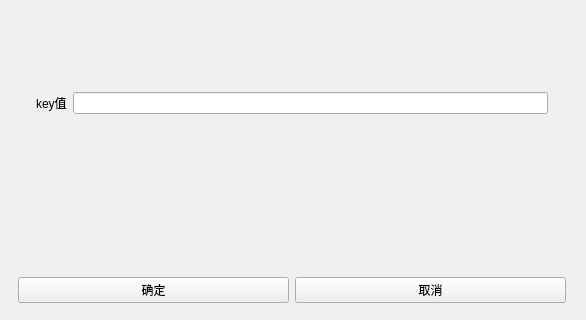
Old version of the form menucontent.ui in the repository sjz207/weixinAssistant; both pictures show x 0 to 586 and y 268 to 588 of the 586 by 588 pixel window.
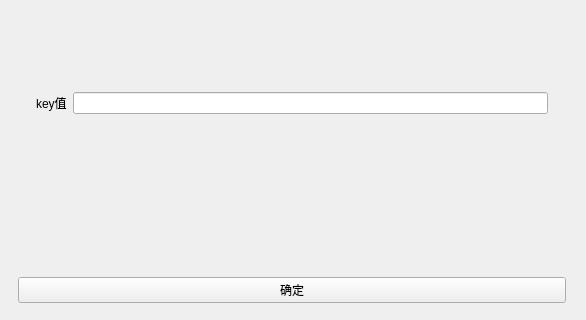
New version of the form. The open tabs and pages were chosen to show the change.

The edit to the form file:
```diff
--- a/menucontent.ui
+++ b/menucontent.ui
@@ -7,7 +7,7 @@
     <x>0</x>
     <y>0</y>
     <width>586</width>
-    <height>582</height>
+    <height>586</height>
    </rect>
   </property>
   <property name="windowTitle">
@@ -240,13 +240,6 @@
         </property>
        </widget>
       </item>
-      <item>
-       <widget class="QPushButton" name="cancelBtn">
-        <property name="text">
-         <string>取消</string>
-        </property>
-       </widget>
-      </item>
      </layout>
     </widget>
    </item>
```
Left out of the diff: 6 changed lines with no effect on the pictures.
